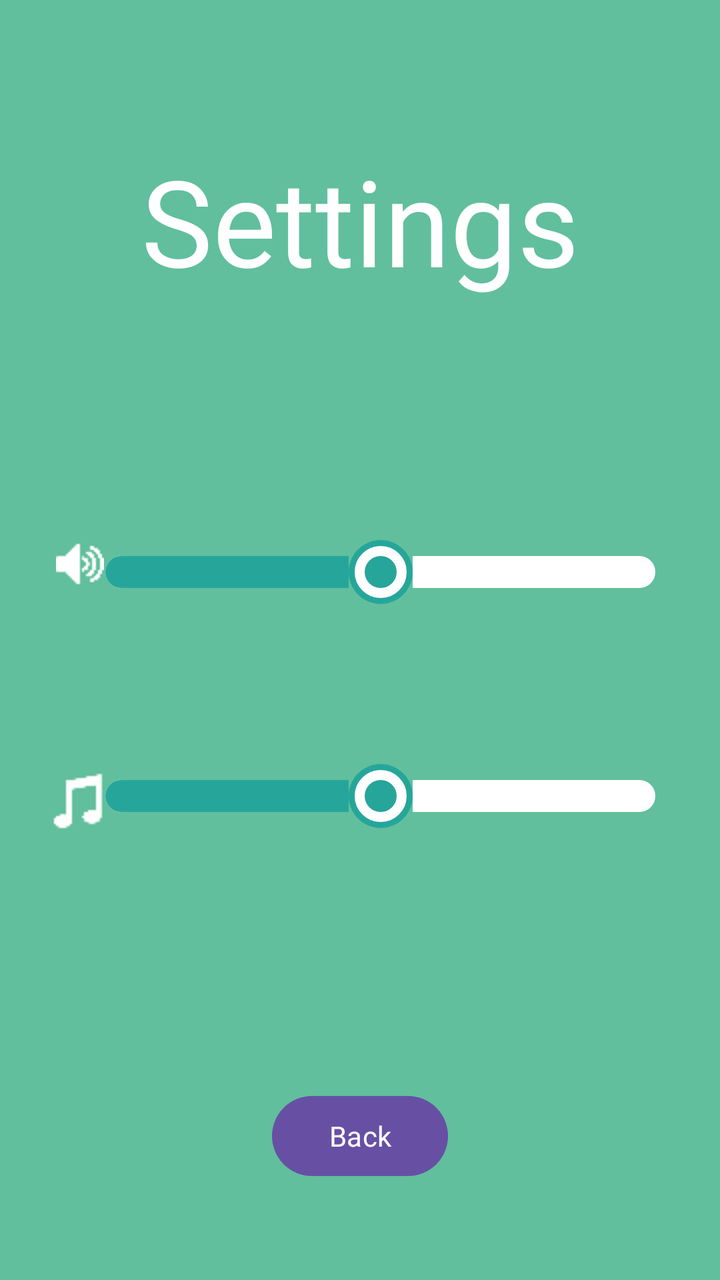
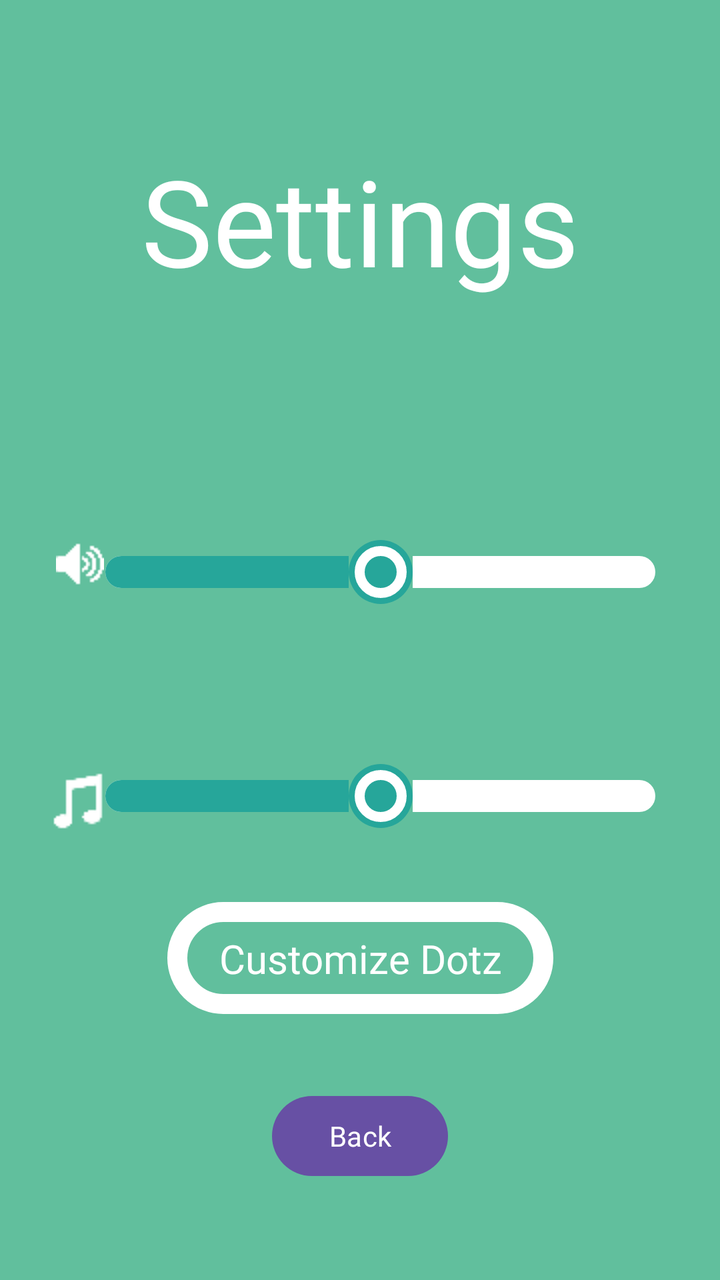

Before-and-after screenshots of an Android layout around one commit, followed by the original layout XML and the change that was made.
<!-- AndroidManifest.xml: application theme Theme.GameWithDotz -->
<!-- res/layout/activity_settings.xml -->
<?xml version="1.0" encoding="utf-8"?>
<androidx.constraintlayout.widget.ConstraintLayout xmlns:android="http://schemas.android.com/apk/res/android"
    xmlns:app="http://schemas.android.com/apk/res-auto"
    xmlns:tools="http://schemas.android.com/tools"
    android:id="@+id/Settings"
    android:layout_width="match_parent"
    android:layout_height="match_parent"
    android:background="#61BF9D"
    tools:context=".SettingsActivity">

    <SeekBar
        android:id="@+id/Music"
        android:layout_width="307dp"
        android:layout_height="32dp"
        android:layout_marginTop="232dp"
        android:progress="50"
        android:thumb="@drawable/seekbar_thumb"
        android:progressDrawable="@drawable/seekbar_progress"
        app:layout_constraintEnd_toEndOf="parent"
        app:layout_constraintHorizontal_bias="0.692"
        app:layout_constraintStart_toStartOf="parent"
        app:layout_constraintTop_toBottomOf="@+id/textView3" />

    <TextView
        android:id="@+id/textView3"
        android:layout_width="wrap_content"
        android:layout_height="wrap_content"
        android:fontFamily="@font/leaguespartan"
        android:text="Settings"
        android:textColor="#FFFFFF"
        android:textSize="60sp"
        app:layout_constraintBottom_toBottomOf="parent"
        app:layout_constraintEnd_toEndOf="parent"
        app:layout_constraintStart_toStartOf="parent"
        app:layout_constraintTop_toTopOf="parent"
        app:layout_constraintVertical_bias="0.125" />

    <SeekBar
        android:id="@+id/Sound"
        android:layout_width="307dp"
        android:layout_height="32dp"
        android:layout_marginTop="120dp"
        android:progress="50"
        android:thumb="@drawable/seekbar_thumb"
        android:progressDrawable="@drawable/seekbar_progress"
        app:layout_constraintEnd_toEndOf="parent"
        app:layout_constraintHorizontal_bias="0.69"
        app:layout_constraintStart_toStartOf="parent"
        app:layout_constraintTop_toBottomOf="@+id/textView3" />

    <Button
        android:id="@+id/button"
        android:layout_width="wrap_content"
        android:layout_height="wrap_content"
        android:layout_marginBottom="48dp"
        android:fontFamily="@font/leaguespartan"
        android:onClick="goBack"
        android:text="Back"
        app:layout_constraintBottom_toBottomOf="parent"
        app:layout_constraintEnd_toEndOf="parent"
        app:layout_constraintStart_toStartOf="parent" />

    <ImageButton
        android:id="@+id/muteBtn"
        android:layout_width="wrap_content"
        android:layout_height="wrap_content"
        android:layout_marginStart="28dp"
        android:alpha="1"
        android:background="#00FFFFFF"
        android:onClick="mute"
        app:layout_constraintBottom_toBottomOf="@+id/Sound"
        app:layout_constraintStart_toStartOf="parent"
        app:layout_constraintTop_toTopOf="@+id/Sound"
        app:layout_constraintVertical_bias="0.0"
        app:srcCompat="@drawable/soundicon1" />

    <ImageButton
        android:id="@+id/musicBtn"
        android:layout_width="wrap_content"
        android:layout_height="wrap_content"
        android:layout_marginStart="20dp"
        android:alpha="1"
        android:background="#00FFFFFF"
        android:onClick="muteMusic"
        app:layout_constraintBottom_toBottomOf="@+id/Music"
        app:layout_constraintStart_toStartOf="parent"
        app:layout_constraintTop_toTopOf="@+id/Music"
        app:layout_constraintVertical_bias="0.0"
        app:srcCompat="@drawable/musicicon2" />

</androidx.constraintlayout.widget.ConstraintLayout>
<!-- resources referenced by this layout -->
<resources>
  <!-- drawable musicicon2: png bitmap (drawable, 449 bytes) -->
  <!-- drawable seekbar_progress (drawable) -->
  <?xml version="1.0" encoding="utf-8"?>
  <layer-list xmlns:android="http://schemas.android.com/apk/res/android">
      <item
          android:id="@android:id/background"
          android:height="16dp"
          android:bottom="5dp"
          android:top="5dp">
  
          <shape android:shape="rectangle">
              <solid android:color="#FFFFFFFF"/>
              <corners android:radius="10dp"/>
          </shape>
      </item>
      <item
          android:id="@android:id/progress"
          android:height="16dp"
          android:bottom="5dp"
          android:top="5dp">
  
          <clip
              android:clipOrientation="horizontal"
              android:gravity="left">
  
              <shape android:shape="rectangle">
                  <solid android:color="#26A69A"/>
                  <corners android:radius="10dp"/>
              </shape>
          </clip>
  
      </item>
  
  </layer-list>
  <!-- drawable seekbar_thumb (drawable) -->
  <?xml version="1.0" encoding="utf-8"?>
  <selector xmlns:android="http://schemas.android.com/apk/res/android">
      <item>
          <layer-list>
              
              <item>
                  <shape android:shape="oval">
                      <solid android:color="#26A69A"/>
                      <size android:width="27dp" android:height="27dp"/>
                  </shape>
              </item>
              
              <item android:top="3dp" android:bottom="3dp" android:left="3dp" android:right="3dp">
                  <shape android:shape="oval">
                      <solid android:color="#26A69A"/>
                      <stroke android:color="#FFFFFFFF" android:width="5dp"/>
                      <size android:width="26dp" android:height="26dp"/>
                  </shape>
              </item>
          </layer-list>
      </item>
  </selector>
  <!-- drawable soundicon1: png bitmap (drawable, 406 bytes) -->
  <style name="Theme.GameWithDotz" parent="Base.Theme.GameWithDotz" />
  <style name="Base.Theme.GameWithDotz" parent="Theme.Material3.DayNight.NoActionBar">
          
          
      </style>
</resources>

<!-- the commit's change to res/layout/activity_settings.xml (unified diff, before → after) -->
@@ -88,4 +88,29 @@
         app:layout_constraintVertical_bias="0.0"
         app:srcCompat="@drawable/musicicon2" />
 
+    <ImageButton
+        android:id="@+id/button2"
+        android:layout_width="193dp"
+        android:layout_height="56dp"
+        android:background="#00FFFFFF"
+        android:onClick="openCustomize"
+        app:layout_constraintBottom_toTopOf="@+id/button"
+        app:layout_constraintEnd_toEndOf="parent"
+        app:layout_constraintStart_toStartOf="parent"
+        app:layout_constraintTop_toBottomOf="@+id/Music"
+        app:srcCompat="@drawable/custom_button" />
+
+    <TextView
+        android:id="@+id/textView17"
+        android:layout_width="wrap_content"
+        android:layout_height="wrap_content"
+        android:text="Customize Dotz"
+        android:fontFamily="@font/leaguespartan"
+        android:textColor="#FFFFFF"
+        android:textSize="20sp"
+        app:layout_constraintBottom_toBottomOf="@+id/button2"
+        app:layout_constraintEnd_toEndOf="@+id/button2"
+        app:layout_constraintStart_toStartOf="@+id/button2"
+        app:layout_constraintTop_toTopOf="@+id/button2" />
+
 </androidx.constraintlayout.widget.ConstraintLayout>
<!-- resource entries referenced after the edit -->
@@ -1,5 +1,30 @@
 <!-- resources referenced by this layout -->
 <resources>
+  <!-- drawable custom_button (drawable) -->
+  <?xml version="1.0" encoding="utf-8"?>
+  <selector xmlns:android="http://schemas.android.com/apk/res/android">
+      <item android:state_enabled="false">
+          <shape android:shape="rectangle">
+              <solid android:color="@color/theme_green"/>
+              <stroke android:color="#FFFFFF" android:width="10dp"/>
+              <corners android:radius="30dp"/>
+          </shape>
+      </item>
+      <item android:state_pressed="true">
+          <shape android:shape="rectangle">
+              <solid android:color="@color/theme_dark_green"/>
+              <stroke android:color="#FFFFFF" android:width="10dp"/>
+              <corners android:radius="30dp"/>
+          </shape>
+      </item>
+      <item>
+          <shape android:shape="rectangle">
+              <solid android:color="@color/theme_green"/>
+              <stroke android:color="#FFFFFF" android:width="10dp"/>
+              <corners android:radius="30dp"/>
+          </shape>
+      </item>
+  </selector>
   <!-- drawable musicicon2: png bitmap (drawable, 449 bytes) -->
   <!-- drawable seekbar_progress (drawable) -->
   <?xml version="1.0" encoding="utf-8"?>
@@ -59,6 +84,8 @@
   </selector>
   <!-- drawable soundicon1: png bitmap (drawable, 406 bytes) -->
   <style name="Theme.GameWithDotz" parent="Base.Theme.GameWithDotz" />
+  <color name="theme_green">#61BF9D</color>
+  <color name="theme_dark_green">#57ab8d </color>
   <style name="Base.Theme.GameWithDotz" parent="Theme.Material3.DayNight.NoActionBar">
           
           
